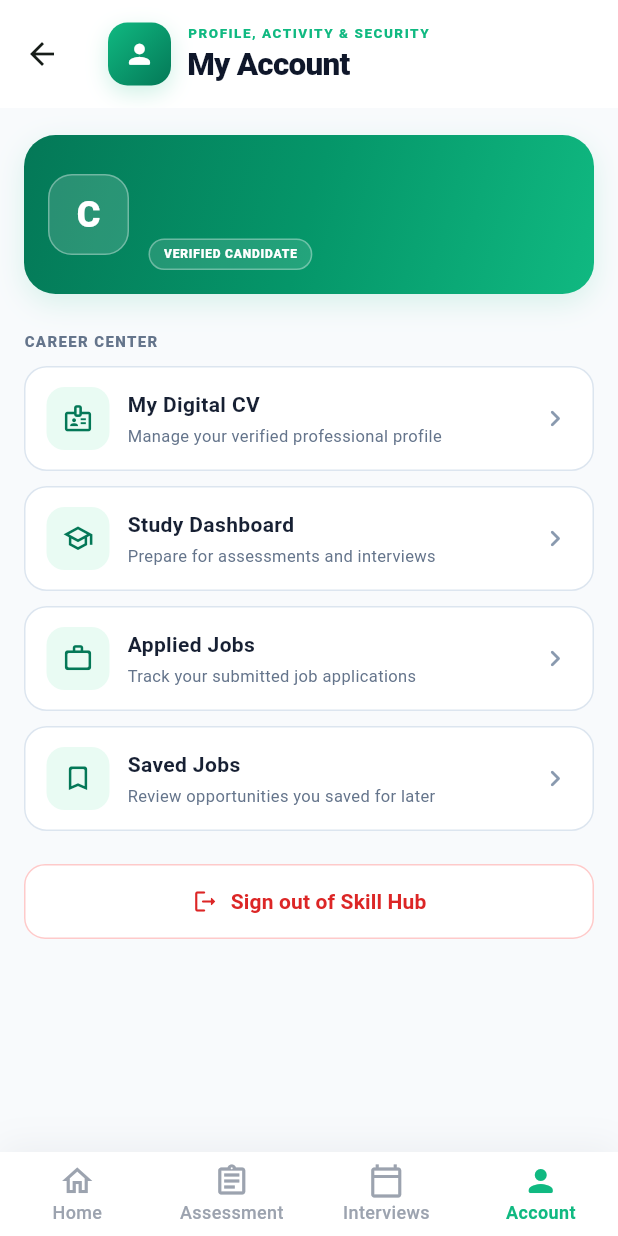
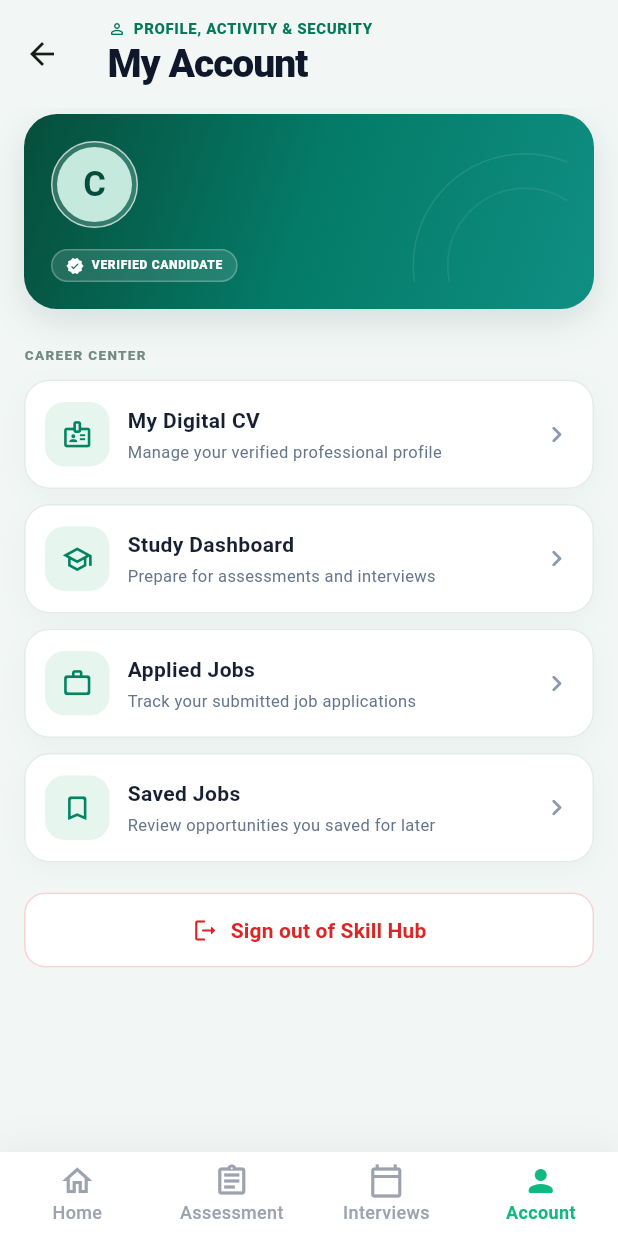
Before and after one commit to Chamiya09/Skill-Hub-Mobile-App, a Flutter app: the CandidateMainScaffold screen opened directly with empty values, item 4 of the bottom bar chosen, on a phone screen of 412 x 824 dp. Run offline on Flutter 3.47's test engine with Material 3 defaults, Android fonts, the phone set to English and light mode, and no system bars; our stand-ins replace flutter_secure_storage; missing offline and left inert: dart:html; accounts and stored records are empty; network calls fail.

Commit message:
refactor: Improve UI/UX in candidate screens with layout adjustments and color updates

```diff
--- a/lib/screens/candidate/candidate_main_scaffold.dart
+++ b/lib/screens/candidate/candidate_main_scaffold.dart
@@ -80,7 +80,9 @@
     return Scaffold(
       backgroundColor: Colors.white,
       appBar: AppBar(
-        backgroundColor: Colors.white,
+        backgroundColor: _selectedIndex == 3
+            ? const Color(0xFFF2F7F5)
+            : Colors.white,
         surfaceTintColor: Colors.transparent,
         elevation: 0,
         scrolledUnderElevation: 0,
@@ -166,7 +168,11 @@
   static const _pages = [
     (Icons.assignment_rounded, 'Assessments', 'Show what you can do'),
     (Icons.calendar_month_rounded, 'Interviews', 'Your next conversations'),
-    (Icons.person_rounded, 'My Account', 'Profile, activity & security'),
+    (
+      Icons.person_outline_rounded,
+      'My Account',
+      'Profile, activity & security',
+    ),
   ];
 
   @override
@@ -208,7 +214,7 @@
                   greeting.toUpperCase(),
                   style: const TextStyle(
                     color: _emerald,
-                    fontSize: 9,
+                    fontSize: 10,
                     fontWeight: FontWeight.w900,
                     letterSpacing: 1,
                   ),
@@ -233,58 +239,38 @@
     }
 
     final page = _pages[pageIndex - 1];
-    return Row(
-      children: [
-        Container(
-          width: 42,
-          height: 42,
-          decoration: BoxDecoration(
-            gradient: const LinearGradient(
-              colors: [Color(0xFF10B981), Color(0xFF047857)],
-              begin: Alignment.topLeft,
-              end: Alignment.bottomRight,
-            ),
-            borderRadius: BorderRadius.circular(13),
-            boxShadow: const [
-              BoxShadow(
-                color: Color(0x3310B981),
-                blurRadius: 12,
-                offset: Offset(0, 5),
-              ),
-            ],
-          ),
-          child: Icon(page.$1, color: Colors.white, size: 21),
-        ),
-        const SizedBox(width: 11),
-        Expanded(
-          child: Column(
+    return Column(
       mainAxisSize: MainAxisSize.min,
       crossAxisAlignment: CrossAxisAlignment.start,
       children: [
+        Row(
+          mainAxisSize: MainAxisSize.min,
+          children: [
+            Icon(page.$1, color: _emeraldDark, size: 12),
+            const SizedBox(width: 5),
             Text(
               page.$3.toUpperCase(),
               maxLines: 1,
               overflow: TextOverflow.ellipsis,
               style: const TextStyle(
-                  color: _emerald,
-                  fontSize: 9,
+                color: _emeraldDark,
+                fontSize: 10,
                 fontWeight: FontWeight.w900,
-                  letterSpacing: 1,
+                letterSpacing: 0.4,
               ),
             ),
-              const SizedBox(height: 2),
+          ],
+        ),
+        const SizedBox(height: 1),
         Text(
           page.$2,
           maxLines: 1,
           overflow: TextOverflow.ellipsis,
           style: const TextStyle(
             color: Color(0xFF0F172A),
-                  fontSize: 21,
+            fontSize: 26,
             fontWeight: FontWeight.w900,
-                  letterSpacing: -0.5,
-                ),
-              ),
-            ],
+            letterSpacing: -0.7,
           ),
         ),
       ],
@@ -309,54 +295,91 @@
   @override
   Widget build(BuildContext context) {
     return ColoredBox(
-      color: const Color(0xFFF8FAFC),
+      color: const Color(0xFFF2F7F5),
       child: ListView(
         physics: const BouncingScrollPhysics(),
-        padding: const EdgeInsets.fromLTRB(16, 18, 16, 28),
+        padding: const EdgeInsets.fromLTRB(16, 4, 16, 28),
         children: [
           Container(
-            padding: const EdgeInsets.all(16),
+            clipBehavior: Clip.antiAlias,
+            padding: const EdgeInsets.all(18),
             decoration: BoxDecoration(
               gradient: const LinearGradient(
                 colors: [
-                  Color(0xFF047857),
-                  Color(0xFF059669),
-                  Color(0xFF10B981),
+                  Color(0xFF064E3B),
+                  Color(0xFF047B68),
+                  Color(0xFF0F8F83),
                 ],
                 begin: Alignment.topLeft,
                 end: Alignment.bottomRight,
               ),
-              borderRadius: BorderRadius.circular(21),
+              borderRadius: BorderRadius.circular(22),
               boxShadow: const [
                 BoxShadow(
-                  color: Color(0x2410B981),
-                  blurRadius: 16,
-                  offset: Offset(0, 6),
+                  color: Color(0x24134E4A),
+                  blurRadius: 20,
+                  offset: Offset(0, 8),
                 ),
               ],
             ),
-            child: Row(
+            child: Stack(
+              children: [
+                Positioned(
+                  right: -47,
+                  top: 8,
+                  child: Container(
+                    width: 150,
+                    height: 150,
+                    decoration: BoxDecoration(
+                      shape: BoxShape.circle,
+                      border: Border.all(color: const Color(0x18FFFFFF)),
+                    ),
+                  ),
+                ),
+                Positioned(
+                  right: -24,
+                  top: 31,
+                  child: Container(
+                    width: 104,
+                    height: 104,
+                    decoration: BoxDecoration(
+                      shape: BoxShape.circle,
+                      border: Border.all(color: const Color(0x14FFFFFF)),
+                    ),
+                  ),
+                ),
+                Column(
+                  crossAxisAlignment: CrossAxisAlignment.start,
+                  children: [
+                    Row(
                       children: [
                         Container(
-                  width: 54,
-                  height: 54,
+                          width: 58,
+                          height: 58,
+                          padding: const EdgeInsets.all(3),
                           decoration: BoxDecoration(
-                    color: const Color(0x26FFFFFF),
-                    borderRadius: BorderRadius.circular(16),
-                    border: Border.all(color: const Color(0x55FFFFFF)),
+                            shape: BoxShape.circle,
+                            color: const Color(0x30FFFFFF),
+                            border: Border.all(color: const Color(0xAAFFFFFF)),
+                          ),
+                          child: DecoratedBox(
+                            decoration: const BoxDecoration(
+                              shape: BoxShape.circle,
+                              color: Color(0xFFC5E9DD),
                             ),
                             child: Center(
                               child: Text(
                                 user.firstName.characters.first.toUpperCase(),
                                 style: const TextStyle(
-                        color: Colors.white,
-                        fontSize: 24,
-                        fontWeight: FontWeight.w800,
+                                  color: Color(0xFF064E3B),
+                                  fontSize: 23,
+                                  fontWeight: FontWeight.w700,
                                 ),
                               ),
                             ),
                           ),
-                const SizedBox(width: 13),
+                        ),
+                        const SizedBox(width: 14),
                         Expanded(
                           child: Column(
                             crossAxisAlignment: CrossAxisAlignment.start,
@@ -378,11 +401,16 @@
                                 maxLines: 1,
                                 overflow: TextOverflow.ellipsis,
                                 style: const TextStyle(
-                          color: Color(0xE6FFFFFF),
+                                  color: Color(0xD9FFFFFF),
                                   fontSize: 12,
                                 ),
                               ),
-                      const SizedBox(height: 8),
+                            ],
+                          ),
+                        ),
+                      ],
+                    ),
+                    const SizedBox(height: 14),
                     Container(
                       padding: const EdgeInsets.symmetric(
                         horizontal: 9,
@@ -391,20 +419,30 @@
                       decoration: BoxDecoration(
                         color: const Color(0x1FFFFFFF),
                         borderRadius: BorderRadius.circular(999),
-                          border: Border.all(color: const Color(0x55FFFFFF)),
+                        border: Border.all(color: const Color(0x40FFFFFF)),
                       ),
-                        child: const Text(
+                      child: const Row(
+                        mainAxisSize: MainAxisSize.min,
+                        children: [
+                          Icon(
+                            Icons.verified_rounded,
+                            color: Colors.white,
+                            size: 12,
+                          ),
+                          SizedBox(width: 5),
+                          Text(
                             'VERIFIED CANDIDATE',
                             style: TextStyle(
                               color: Colors.white,
                               fontSize: 8,
                               fontWeight: FontWeight.w800,
-                            letterSpacing: 0.55,
-                          ),
+                              letterSpacing: 0.45,
                             ),
                           ),
                         ],
                       ),
+                    ),
+                  ],
                 ),
               ],
             ),
@@ -413,8 +451,8 @@
           const Text(
             'CAREER CENTER',
             style: TextStyle(
-              color: Color(0xFF64748B),
-              fontSize: 10,
+              color: Color(0xFF748B83),
+              fontSize: 9,
               fontWeight: FontWeight.w800,
               letterSpacing: 0.9,
             ),
@@ -456,13 +494,13 @@
             subtitle: 'Review opportunities you saved for later',
             onTap: () => _open(context, SavedJobsScreen(token: token)),
           ),
-          const SizedBox(height: 22),
+          const SizedBox(height: 20),
           OutlinedButton.icon(
             onPressed: onLogout,
             style: OutlinedButton.styleFrom(
               foregroundColor: const Color(0xFFDC2626),
               backgroundColor: Colors.white,
-              side: const BorderSide(color: Color(0xFFFECACA)),
+              side: const BorderSide(color: Color(0xFFF5D4D1)),
               padding: const EdgeInsets.symmetric(vertical: 15),
               shape: RoundedRectangleBorder(
                 borderRadius: BorderRadius.circular(14),
@@ -501,26 +539,34 @@
   Widget build(BuildContext context) {
     return Material(
       color: Colors.white,
-      borderRadius: BorderRadius.circular(15),
+      borderRadius: BorderRadius.circular(17),
       child: InkWell(
         onTap: onTap,
-        borderRadius: BorderRadius.circular(15),
+        borderRadius: BorderRadius.circular(17),
         child: Container(
-          padding: const EdgeInsets.symmetric(horizontal: 14, vertical: 13),
+          padding: const EdgeInsets.symmetric(horizontal: 13, vertical: 14),
           decoration: BoxDecoration(
-            borderRadius: BorderRadius.circular(15),
-            border: Border.all(color: const Color(0xFFDCE5EF)),
+            color: Colors.white,
+            borderRadius: BorderRadius.circular(17),
+            border: Border.all(color: const Color(0xFFE3ECE8)),
+            boxShadow: const [
+              BoxShadow(
+                color: Color(0x0A173D32),
+                blurRadius: 14,
+                offset: Offset(0, 5),
+              ),
+            ],
           ),
           child: Row(
             children: [
               Container(
-                width: 42,
-                height: 42,
+                width: 43,
+                height: 43,
                 decoration: BoxDecoration(
-                  color: const Color(0xFFE9FBF3),
-                  borderRadius: BorderRadius.circular(12),
+                  color: const Color(0xFFE7F5EF),
+                  borderRadius: BorderRadius.circular(13),
                 ),
-                child: Icon(icon, color: const Color(0xFF047857), size: 21),
+                child: Icon(icon, color: const Color(0xFF008561), size: 21),
               ),
               const SizedBox(width: 12),
               Expanded(
```
Lines whose indentation alone changed are shown as unchanged.
